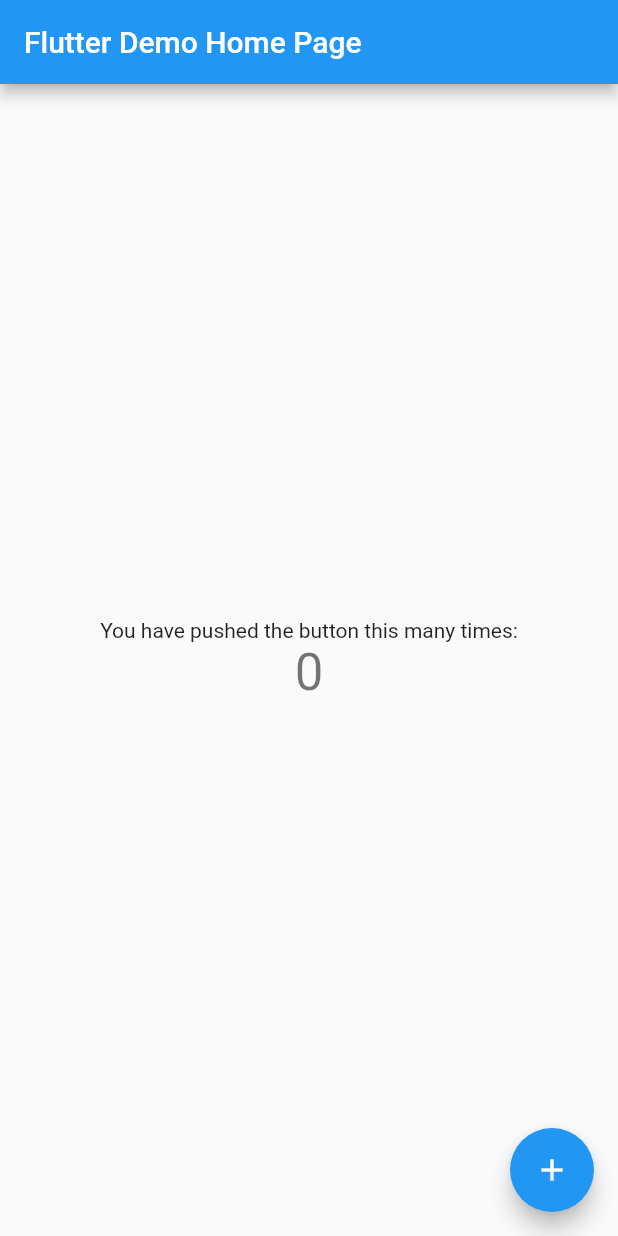
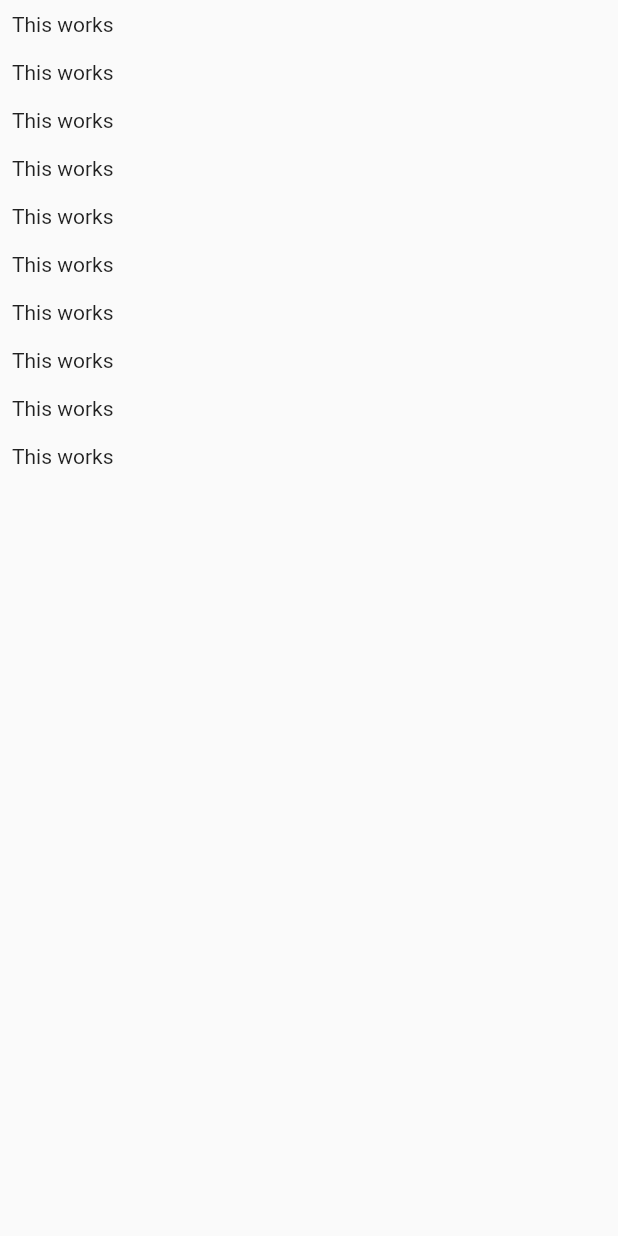
Before and after one commit to Athul-Krishna/sachat, a Flutter app: the screen it shows after launch, on a phone screen of 412 x 824 dp. Run offline on Flutter 3.47's test engine with Material 2 defaults, Android fonts, the phone set to English and light mode, and no system bars.

```diff
--- a/lib/main.dart
+++ b/lib/main.dart
@@ -1,4 +1,5 @@
 import 'package:flutter/material.dart';
+import 'package:sachat/screens/chat_screen.dart';
 
 void main() {
   runApp(const MyApp());
@@ -7,109 +8,14 @@
 class MyApp extends StatelessWidget {
   const MyApp({Key? key}) : super(key: key);
 
-  // This widget is the root of your application.
   @override
   Widget build(BuildContext context) {
     return MaterialApp(
-      title: 'Flutter Demo',
+      title: 'SaChat',
       theme: ThemeData(
-        // This is the theme of your application.
-        //
-        // Try running your application with "flutter run". You'll see the
-        // application has a blue toolbar. Then, without quitting the app, try
-        // changing the primarySwatch below to Colors.green and then invoke
-        // "hot reload" (press "r" in the console where you ran "flutter run",
-        // or simply save your changes to "hot reload" in a Flutter IDE).
-        // Notice that the counter didn't reset back to zero; the application
-        // is not restarted.
         primarySwatch: Colors.blue,
       ),
-      home: const MyHomePage(title: 'Flutter Demo Home Page'),
+      home: ChatScreen(),
     );
   }
 }
-
-class MyHomePage extends StatefulWidget {
-  const MyHomePage({Key? key, required this.title}) : super(key: key);
-
-  // This widget is the home page of your application. It is stateful, meaning
-  // that it has a State object (defined below) that contains fields that affect
-  // how it looks.
-
-  // This class is the configuration for the state. It holds the values (in this
-  // case the title) provided by the parent (in this case the App widget) and
-  // used by the build method of the State. Fields in a Widget subclass are
-  // always marked "final".
-
-  final String title;
-
-  @override
-  State<MyHomePage> createState() => _MyHomePageState();
-}
-
-class _MyHomePageState extends State<MyHomePage> {
-  int _counter = 0;
-
-  void _incrementCounter() {
-    setState(() {
-      // This call to setState tells the Flutter framework that something has
-      // changed in this State, which causes it to rerun the build method below
-      // so that the display can reflect the updated values. If we changed
-      // _counter without calling setState(), then the build method would not be
-      // called again, and so nothing would appear to happen.
-      _counter++;
-    });
-  }
-
-  @override
-  Widget build(BuildContext context) {
-    // This method is rerun every time setState is called, for instance as done
-    // by the _incrementCounter method above.
-    //
-    // The Flutter framework has been optimized to make rerunning build methods
-    // fast, so that you can just rebuild anything that needs updating rather
-    // than having to individually change instances of widgets.
-    return Scaffold(
-      appBar: AppBar(
-        // Here we take the value from the MyHomePage object that was created by
-        // the App.build method, and use it to set our appbar title.
-        title: Text(widget.title),
-      ),
-      body: Center(
-        // Center is a layout widget. It takes a single child and positions it
-        // in the middle of the parent.
-        child: Column(
-          // Column is also a layout widget. It takes a list of children and
-          // arranges them vertically. By default, it sizes itself to fit its
-          // children horizontally, and tries to be as tall as its parent.
-          //
-          // Invoke "debug painting" (press "p" in the console, choose the
-          // "Toggle Debug Paint" action from the Flutter Inspector in Android
-          // Studio, or the "Toggle Debug Paint" command in Visual Studio Code)
-          // to see the wireframe for each widget.
-          //
-          // Column has various properties to control how it sizes itself and
-          // how it positions its children. Here we use mainAxisAlignment to
-          // center the children vertically; the main axis here is the vertical
-          // axis because Columns are vertical (the cross axis would be
-          // horizontal).
-          mainAxisAlignment: MainAxisAlignment.center,
-          children: <Widget>[
-            const Text(
-              'You have pushed the button this many times:',
-            ),
-            Text(
-              '$_counter',
-              style: Theme.of(context).textTheme.headline4,
-            ),
-          ],
-        ),
-      ),
-      floatingActionButton: FloatingActionButton(
-        onPressed: _incrementCounter,
-        tooltip: 'Increment',
-        child: const Icon(Icons.add),
-      ), // This trailing comma makes auto-formatting nicer for build methods.
-    );
-  }
-}
--- /dev/null
+++ b/lib/screens/chat_screen.dart
@@ -0,0 +1,18 @@
+import 'package:flutter/material.dart';
+
+class ChatScreen extends StatelessWidget {
+  const ChatScreen({Key? key}) : super(key: key);
+
+  @override
+  Widget build(BuildContext context) {
+    return Scaffold(
+      body: ListView.builder(
+        itemCount: 10,
+        itemBuilder: (ctx, index) => Container(
+          padding: const EdgeInsets.all(8),
+          child: const Text('This works'),
+        ),
+      ),
+    );
+  }
+}
```
Also changed, not shown: lib/screens/auth_screen.dart (added), 1 other file.
